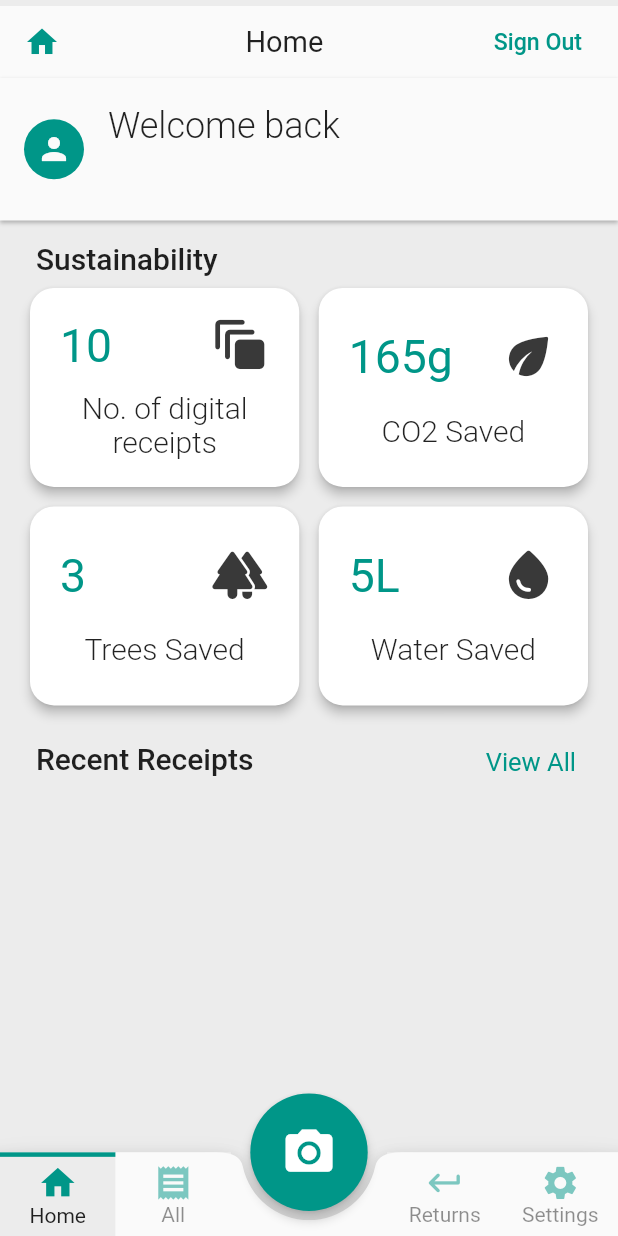
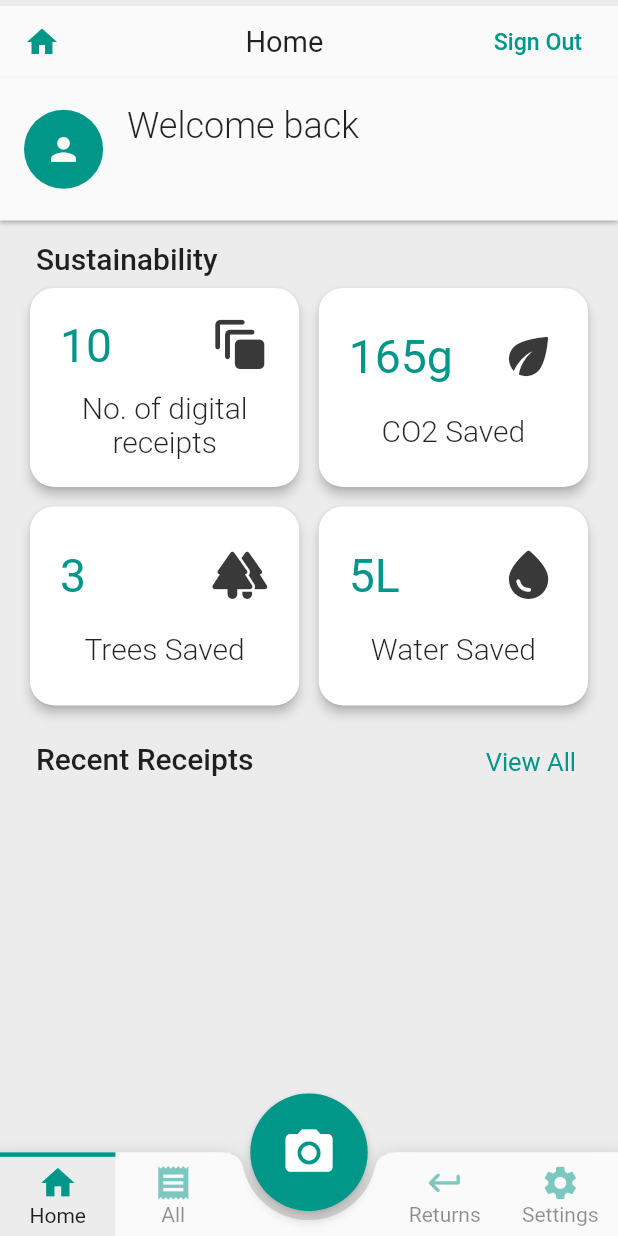
Before and after one commit to TomasKopunec/smart_receipts, a Flutter app: the TabsScaffold screen opened directly, on a phone screen of 412 x 824 dp. Run offline on Flutter 3.47's test engine with Material 2 defaults, Android fonts, the phone set to English and light mode, and no system bars; our stand-ins replace animated_splash_screen, auto_size_text, flutter_slidable, persistent_bottom_nav_bar, qr_flutter, shared_preferences; accounts and stored records are empty; network calls fail; statements that could not run were skipped.

Commit message:
UI Improvements

```diff
--- a/lib/main.dart
+++ b/lib/main.dart
@@ -7,7 +7,6 @@ import 'package:smart_receipts/providers/receipts_provider.dart';
 import 'package:smart_receipts/providers/settings/settings_provider.dart';
 import 'package:smart_receipts/providers/user_provider.dart';
 import 'package:smart_receipts/screens/playgroundScreen.dart';
-import 'package:smart_receipts/screens/tab_control/tabs_scaffold.dart';
 import 'screens/home.dart';
 
 void main() {
@@ -70,7 +69,7 @@ class Main extends StatelessWidget {
                       style: ButtonStyle(
                           foregroundColor:
                               MaterialStateProperty.all<Color>(Colors.teal)))),
-              home: TabsScaffold(), // const Home(),
+              home: const Home(),
               routes: getRoutes(),
             );
           },
--- a/lib/screens/auth/login.dart
+++ b/lib/screens/auth/login.dart
@@ -26,7 +26,7 @@ class _LoginState extends State<Login> {
 
   @override
   void initState() {
-    emailController.text = "email@email.com";
+    emailController.text = "tomas.kopunec5@email.com";
     passwordController.text = "123456789";
     super.initState();
   }
--- a/lib/screens/tabs/home/home_screen.dart
+++ b/lib/screens/tabs/home/home_screen.dart
@@ -1,3 +1,4 @@
+import 'package:auto_size_text/auto_size_text.dart';
 import 'package:flutter/material.dart';
 import 'package:provider/provider.dart';
 import 'package:smart_receipts/helpers/requests/request_helper.dart';
@@ -31,7 +32,6 @@ class HomeScreen extends AbstractTabScreen {
 
 class _HomeScreenState extends State<HomeScreen> {
   bool _isLoading = false;
-  bool _hasEmail = false;
 
   @override
   Widget build(BuildContext context) {
@@ -103,13 +103,17 @@ class _HomeScreenState extends State<HomeScreen> {
   Widget get headerBody {
     return Container(
       padding: const EdgeInsets.symmetric(vertical: 18, horizontal: 16),
-      child: Row(
+      child: Column(
+        children: [
+          Row(
             children: [
               CircleAvatar(
                 backgroundColor: Theme.of(context).primaryColor,
+                radius: SizeHelper.getScreenHeight(context) * 0.032,
                 child: Icon(
                   Icons.person,
                   color: Theme.of(context).canvasColor,
+                  size: SizeHelper.getScreenHeight(context) * 0.03,
                 ),
               ),
               const SizedBox(width: 16),
@@ -118,6 +122,8 @@ class _HomeScreenState extends State<HomeScreen> {
                   builder: (ctx, user, _) => email,
                 ),
               )
+            ],
+          ),
         ],
       ),
     );
@@ -135,7 +141,7 @@ class _HomeScreenState extends State<HomeScreen> {
                   .textTheme
                   .headlineSmall!
                   .copyWith(fontWeight: FontWeight.w300)),
-          const SizedBox(height: 4),
+          const SizedBox(height: 8),
           const LinearProgressIndicator(),
         ],
       );
@@ -150,11 +156,14 @@ class _HomeScreenState extends State<HomeScreen> {
                   .headlineSmall!
                   .copyWith(fontWeight: FontWeight.w300)),
           const SizedBox(height: 3),
-          Text(user.email,
+          AutoSizeText(
+            user.email,
+            maxLines: 1,
             style: Theme.of(context)
                 .textTheme
                 .headlineSmall!
-                  .copyWith(fontWeight: FontWeight.w400)),
+                .copyWith(fontWeight: FontWeight.w400),
+          ),
         ],
       );
     }
--- a/lib/screens/tabs/receive_receipt_screen.dart
+++ b/lib/screens/tabs/receive_receipt_screen.dart
@@ -1,12 +1,12 @@
 import 'dart:async';
 
+import 'package:auto_size_text/auto_size_text.dart';
 import 'package:flutter/material.dart';
 import 'package:intl/intl.dart';
 import 'package:provider/provider.dart';
 import 'package:qr_flutter/qr_flutter.dart';
 import 'package:smart_receipts/helpers/qr_code_helper.dart';
 import 'package:smart_receipts/helpers/size_helper.dart';
-import 'package:smart_receipts/models/user.dart';
 import 'package:smart_receipts/providers/auth/auth_provider.dart';
 import 'package:smart_receipts/providers/settings/settings_provider.dart';
 import 'package:smart_receipts/providers/user_provider.dart';
@@ -129,8 +129,9 @@ class _ReceiveReceiptScreenState extends State<ReceiveReceiptScreen> {
                   mainAxisAlignment: MainAxisAlignment.start,
                   crossAxisAlignment: CrossAxisAlignment.start,
                   children: [
-                    Text(
+                    AutoSizeText(
                       users.user!.email,
+                      maxLines: 1,
                       style: Theme.of(context).textTheme.titleMedium!.copyWith(
                           fontWeight: FontWeight.w500,
                           fontSize: SizeHelper.getFontSize(context,
--- a/pubspec.yaml
+++ b/pubspec.yaml
@@ -25,6 +25,7 @@ dependencies:
   animated_splash_screen: ^1.3.0
   qr_flutter: ^4.0.0
   http: ^0.13.5
+  auto_size_text: ^3.0.0
 
 dev_dependencies:
   flutter_lints: ^2.0.1
```
Also changed, not shown: pubspec.lock. Lines whose indentation alone changed are shown as unchanged.
